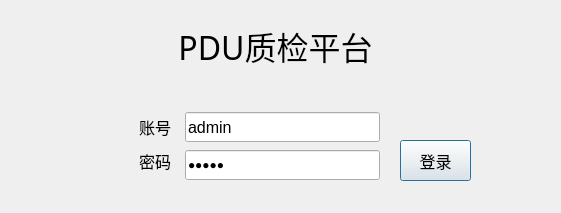
Before: the Qt Designer form MonitorPduTool/setups/users/usrlanddlg.ui in ChinaClever/PDU-MonitorTool, drawn with Qt 5.
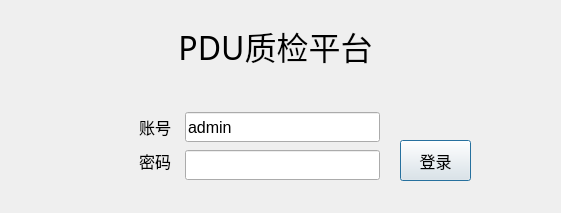
After: the same form once the commit is applied.

The edit to the form file:
```diff
--- a/MonitorPduTool/setups/users/usrlanddlg.ui
+++ b/MonitorPduTool/setups/users/usrlanddlg.ui
@@ -76,7 +76,7 @@
     </font>
    </property>
    <property name="text">
-    <string>admin</string>
+    <string/>
    </property>
    <property name="echoMode">
     <enum>QLineEdit::Password</enum>
```
